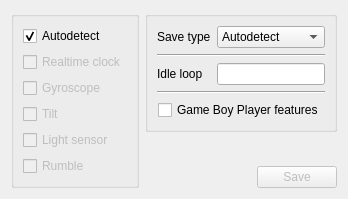
kiddreads/Avalon-copy2, file Libretro/mgba/src/platform/qt/OverrideView.ui: the form before one commit.
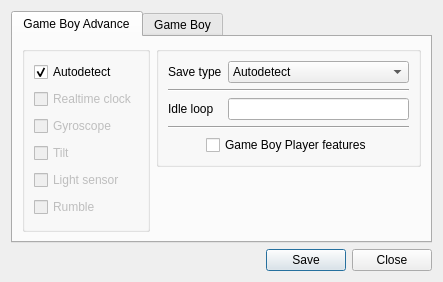
The form after the commit.

Commit message: Qt: GB Override view

What changed in the file:
```diff
--- a/Libretro/mgba/src/platform/qt/OverrideView.ui
+++ b/Libretro/mgba/src/platform/qt/OverrideView.ui
@@ -6,8 +6,8 @@
    <rect>
     <x>0</x>
     <y>0</y>
-    <width>401</width>
-    <height>203</height>
+    <width>443</width>
+    <height>282</height>
    </rect>
   </property>
   <property name="sizePolicy">
@@ -19,57 +19,93 @@
   <property name="windowTitle">
    <string>Game Overrides</string>
   </property>
-  <layout class="QGridLayout" name="gridLayout_3">
-   <property name="sizeConstraint">
-    <enum>QLayout::SetFixedSize</enum>
-   </property>
-   <item row="4" column="1">
-    <layout class="QHBoxLayout" name="horizontalLayout_2">
+  <layout class="QVBoxLayout" name="verticalLayout">
      <item>
-      <spacer name="horizontalSpacer_2">
-       <property name="orientation">
-        <enum>Qt::Horizontal</enum>
-       </property>
-       <property name="sizeHint" stdset="0">
-        <size>
-         <width>0</width>
-         <height>0</height>
-        </size>
-       </property>
-      </spacer>
-     </item>
-     <item>
-      <widget class="QPushButton" name="save">
-       <property name="enabled">
-        <bool>false</bool>
-       </property>
-       <property name="text">
-        <string>Save</string>
-       </property>
-      </widget>
-     </item>
-    </layout>
-   </item>
-   <item row="3" column="1">
-    <spacer name="verticalSpacer">
-     <property name="orientation">
-      <enum>Qt::Vertical</enum>
-     </property>
-     <property name="sizeHint" stdset="0">
-      <size>
-       <width>0</width>
-       <height>0</height>
-      </size>
-     </property>
-    </spacer>
-   </item>
-   <item row="2" column="1">
-    <widget class="QGroupBox" name="groupBox_2">
+    <widget class="QTabWidget" name="tabWidget">
+     <property name="currentIndex">
+      <number>0</number>
+     </property>
+     <widget class="QWidget" name="tabGBA">
+      <attribute name="title">
+       <string>Game Boy Advance</string>
+      </attribute>
+      <layout class="QGridLayout" name="gridLayout">
+       <item row="0" column="0" rowspan="3">
+        <widget class="QGroupBox" name="groupBox">
      <property name="title">
       <string/>
      </property>
      <layout class="QVBoxLayout" name="verticalLayout_2">
       <item>
+           <widget class="QCheckBox" name="hwAutodetect">
+            <property name="text">
+             <string>Autodetect</string>
+            </property>
+            <property name="checked">
+             <bool>true</bool>
+            </property>
+           </widget>
+          </item>
+          <item>
+           <widget class="QCheckBox" name="hwRTC">
+            <property name="enabled">
+             <bool>false</bool>
+            </property>
+            <property name="text">
+             <string>Realtime clock</string>
+            </property>
+           </widget>
+          </item>
+          <item>
+           <widget class="QCheckBox" name="hwGyro">
+            <property name="enabled">
+             <bool>false</bool>
+            </property>
+            <property name="text">
+             <string>Gyroscope</string>
+            </property>
+           </widget>
+          </item>
+          <item>
+           <widget class="QCheckBox" name="hwTilt">
+            <property name="enabled">
+             <bool>false</bool>
+            </property>
+            <property name="text">
+             <string>Tilt</string>
+            </property>
+           </widget>
+          </item>
+          <item>
+           <widget class="QCheckBox" name="hwLight">
+            <property name="enabled">
+             <bool>false</bool>
+            </property>
+            <property name="text">
+             <string>Light sensor</string>
+            </property>
+           </widget>
+          </item>
+          <item>
+           <widget class="QCheckBox" name="hwRumble">
+            <property name="enabled">
+             <bool>false</bool>
+            </property>
+            <property name="text">
+             <string>Rumble</string>
+            </property>
+           </widget>
+          </item>
+         </layout>
+        </widget>
+       </item>
+       <item row="0" column="1">
+        <widget class="QGroupBox" name="groupBox_2">
+         <property name="title">
+          <string/>
+         </property>
+         <layout class="QVBoxLayout" name="verticalLayout_3">
+          <item>
        <layout class="QFormLayout" name="formLayout">
         <item row="0" column="0">
          <widget class="QLabel" name="label">
@@ -139,7 +175,7 @@
        </widget>
       </item>
       <item>
-       <layout class="QHBoxLayout" name="horizontalLayout">
+           <layout class="QHBoxLayout" name="horizontalLayout_2">
         <item>
          <spacer name="horizontalSpacer">
           <property name="orientation">
@@ -178,73 +214,127 @@
      </layout>
     </widget>
    </item>
-   <item row="2" column="0" rowspan="3">
-    <widget class="QGroupBox" name="groupBox">
-     <property name="title">
-      <string/>
-     </property>
-     <layout class="QVBoxLayout" name="verticalLayout">
+       <item row="1" column="1">
+        <spacer name="verticalSpacer">
+         <property name="orientation">
+          <enum>Qt::Vertical</enum>
+         </property>
+         <property name="sizeHint" stdset="0">
+          <size>
+           <width>0</width>
+           <height>0</height>
+          </size>
+         </property>
+        </spacer>
+       </item>
+      </layout>
+     </widget>
+     <widget class="QWidget" name="tabGB">
+      <attribute name="title">
+       <string>Game Boy</string>
+      </attribute>
+      <layout class="QFormLayout" name="formLayout_3">
+       <item row="0" column="0">
+        <widget class="QLabel" name="label_2">
+         <property name="text">
+          <string>Game Boy model</string>
+         </property>
+        </widget>
+       </item>
+       <item row="0" column="1">
+        <widget class="QComboBox" name="gbModel">
       <item>
-       <widget class="QCheckBox" name="hwAutodetect">
         <property name="text">
          <string>Autodetect</string>
         </property>
-        <property name="checked">
-         <bool>true</bool>
-        </property>
-       </widget>
+         </item>
+         <item>
+          <property name="text">
+           <string>Game Boy (DMG)</string>
+          </property>
       </item>
       <item>
-       <widget class="QCheckBox" name="hwRTC">
-        <property name="enabled">
-         <bool>false</bool>
-        </property>
+          <property name="text">
+           <string>Game Boy Color (CGB)</string>
+          </property>
+         </item>
+         <item>
         <property name="text">
-         <string>Realtime clock</string>
-        </property>
-       </widget>
-      </item>
+           <string>Game Boy Advance (AGB)</string>
+          </property>
+         </item>
+        </widget>
+       </item>
+       <item row="1" column="0">
+        <widget class="QLabel" name="label_4">
+         <property name="text">
+          <string>Memory bank controller</string>
+         </property>
+        </widget>
+       </item>
+       <item row="1" column="1">
+        <widget class="QComboBox" name="mbc">
       <item>
-       <widget class="QCheckBox" name="hwGyro">
-        <property name="enabled">
-         <bool>false</bool>
-        </property>
+          <property name="text">
+           <string>Autodetect</string>
+          </property>
+         </item>
+         <item>
         <property name="text">
-         <string>Gyroscope</string>
-        </property>
-       </widget>
+           <string>None</string>
+          </property>
       </item>
       <item>
-       <widget class="QCheckBox" name="hwTilt">
-        <property name="enabled">
-         <bool>false</bool>
-        </property>
+          <property name="text">
+           <string>MBC1</string>
+          </property>
+         </item>
+         <item>
         <property name="text">
-         <string>Tilt</string>
-        </property>
-       </widget>
+           <string>MBC2</string>
+          </property>
       </item>
       <item>
-       <widget class="QCheckBox" name="hwLight">
-        <property name="enabled">
-         <bool>false</bool>
-        </property>
+          <property name="text">
+           <string>MBC3</string>
+          </property>
+         </item>
+         <item>
         <property name="text">
-         <string>Light sensor</string>
-        </property>
-       </widget>
+           <string>MBC3 + RTC</string>
+          </property>
       </item>
       <item>
-       <widget class="QCheckBox" name="hwRumble">
-        <property name="enabled">
-         <bool>false</bool>
-        </property>
+          <property name="text">
+           <string>MBC5</string>
+          </property>
+         </item>
+         <item>
         <property name="text">
-         <string>Rumble</string>
-        </property>
+           <string>MBC5 + Rumble</string>
+          </property>
+         </item>
+         <item>
+          <property name="text">
+           <string>MBC7</string>
+          </property>
+         </item>
+         <item>
+          <property name="text">
+           <string>HuC-3</string>
+          </property>
+         </item>
        </widget>
       </item>
      </layout>
+     </widget>
+    </widget>
+   </item>
+   <item>
+    <widget class="QDialogButtonBox" name="buttonBox">
+     <property name="standardButtons">
+      <set>QDialogButtonBox::Close|QDialogButtonBox::Save</set>
+     </property>
     </widget>
    </item>
   </layout>
```
Lines whose indentation alone changed are shown as unchanged. The commit also changes 13 other files.
